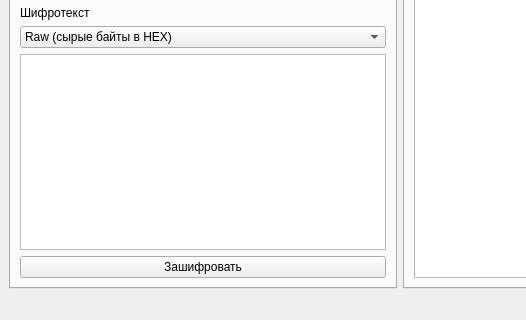
First picture: the form in mainwindow.ui, repository XorgX304/cute-aes, before the edit; both pictures show x 0 to 526 and y 280 to 600 of the 800 by 600 pixel window.
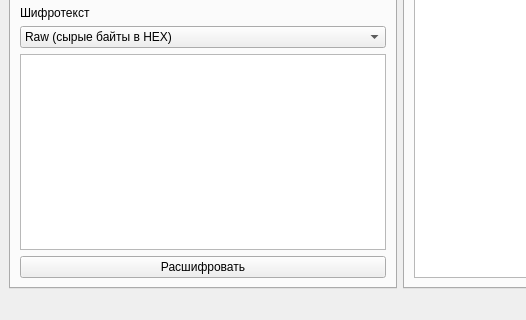
Second picture: the form after the edit. The open tabs and pages were chosen to show the change.

The edit to the form file:
```diff
--- a/mainwindow.ui
+++ b/mainwindow.ui
@@ -118,7 +118,7 @@
               <item>
                <widget class="QPushButton" name="decryptButton">
                 <property name="text">
-                 <string>Зашифровать</string>
+                 <string>Расшифровать</string>
                 </property>
                </widget>
               </item>
```
Left out of the diff: 10 changed lines with no effect on the pictures.
